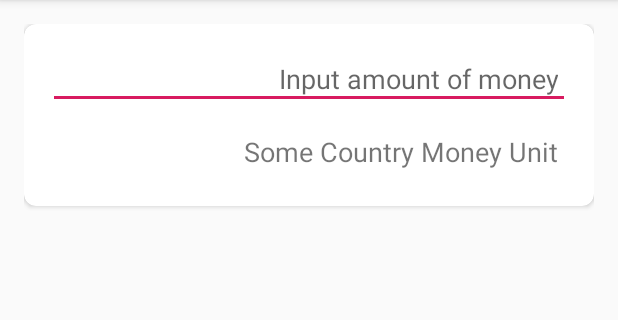
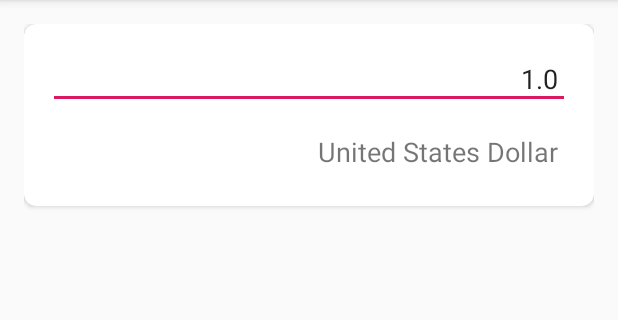
Before and after one commit to ilgulee/CurrencyConverter, an Android app: the screen it shows after launch (MainActivity), on a phone screen of 412 x 824 dp, the part 84-404 px from its top. Run offline under Robolectric (Android 15) with nearby library versions, the phone set to English and light mode, and no system bars; our stand-ins replace Room's generated code, data binding; libraries missing offline, so code that uses them is left out: com.jakewharton.retrofit2; 4 statements that could not run were skipped.

Commit message:
Completed project phase one with showing exchange rates list against one US dollar and switching source by click event

```diff
--- a/app/build.gradle
+++ b/app/build.gradle
@@ -66,4 +66,6 @@ dependencies {
 
     implementation "androidx.room:room-runtime:2.2.2"
     kapt "androidx.room:room-compiler:2.2.2"
+
+    kapt "com.android.databinding:compiler:3.1.4"
 }
--- a/app/src/main/java/ilgulee/com/currencyconverter/database/DatabaseEntities.kt
+++ b/app/src/main/java/ilgulee/com/currencyconverter/database/DatabaseEntities.kt
@@ -12,7 +12,7 @@ data class DatabaseCurrencyConversion(
     @ColumnInfo(name = "id")
     val symbol: String,
     val unit: String = "Any Country Money",
-    val exchangeRate: Double = -1.0
+    val exchangeRate: Double = 1.0
 )
 
 fun List<DatabaseCurrencyConversion>.asCurrencyListDomain(): List<Currency> {
--- a/app/src/main/java/ilgulee/com/currencyconverter/ui/screens/list/CurrencyAdapter.kt
+++ b/app/src/main/java/ilgulee/com/currencyconverter/ui/screens/list/CurrencyAdapter.kt
@@ -8,7 +8,7 @@ import androidx.recyclerview.widget.RecyclerView
 import ilgulee.com.currencyconverter.databinding.ListItemBinding
 import ilgulee.com.currencyconverter.domain.Currency
 
-class CurrencyAdapter(val currencyListener: CurrencyListener) :
+class CurrencyAdapter(private val currencyListener: CurrencyListener) :
     ListAdapter<Currency, CurrencyAdapter.ViewHolder>(CurrencyDiffUtilCallback()) {
     override fun onCreateViewHolder(parent: ViewGroup, viewType: Int): ViewHolder {
         return ViewHolder.from(parent)
--- a/app/src/main/java/ilgulee/com/currencyconverter/ui/screens/list/CurrencyFragment.kt
+++ b/app/src/main/java/ilgulee/com/currencyconverter/ui/screens/list/CurrencyFragment.kt
@@ -43,16 +43,17 @@ class CurrencyFragment : Fragment() {
         binding.lifecycleOwner = this
         val adapter = CurrencyAdapter(CurrencyListener {
             Toast.makeText(context, "Clicked ${it}", Toast.LENGTH_LONG).show()
+            viewModel.changeSourceByClick(it)
         })
         binding.recyclerView.adapter = adapter
         binding.recyclerView.setHasFixedSize(true)
         binding.recyclerView.layoutManager = LinearLayoutManager(context)
-        viewModel.currencyList.observe(viewLifecycleOwner, Observer {
+
+        viewModel.originalCurrencyList.observe(viewLifecycleOwner, Observer {
             it?.let {
                 adapter.submitList(it)
             }
         })
-
         return binding.root
     }
 
--- a/app/src/main/java/ilgulee/com/currencyconverter/ui/screens/list/CurrencyViewModel.kt
+++ b/app/src/main/java/ilgulee/com/currencyconverter/ui/screens/list/CurrencyViewModel.kt
@@ -2,25 +2,28 @@ package ilgulee.com.currencyconverter.ui.screens.list
 
 import android.app.Application
 import androidx.lifecycle.*
-import ilgulee.com.currencyconverter.app.CurrencyApplication
+import ilgulee.com.currencyconverter.domain.Currency
 import ilgulee.com.currencyconverter.repository.CurrencyRepository
 import kotlinx.coroutines.CoroutineScope
 import kotlinx.coroutines.Dispatchers
 import kotlinx.coroutines.Job
 import kotlinx.coroutines.launch
 
+
 class CurrencyViewModel(application: Application) : AndroidViewModel(application) {
+
     private val repository by lazy {
         CurrencyRepository()
     }
-    val currencyList = repository.currenciesList
 
-    private val remoteDataSource by lazy {
-        CurrencyApplication.getCurrencyApplication().currencyAppContainer.bindRemoteDataSource()
-    }
+    var originalCurrencyList = repository.currenciesList
 
-    private val _response = MutableLiveData<String>()
-    val response: LiveData<String> = _response
+    val input = MutableLiveData<String>()
+
+    private val defaultSource = Currency("USD", 1.0, "United States Dollar")
+
+    private val _source = MutableLiveData<Currency>()
+    val source: LiveData<Currency> = _source
 
     private var viewModelJob = Job()
     private val coroutineScope = CoroutineScope(
@@ -29,7 +32,10 @@ class CurrencyViewModel(application: Application) : AndroidViewModel(application
 
     init {
         refreshCurrencyList()
+        input.value = defaultSource.exchangeRate.toString()
+        _source.value = defaultSource
     }
+
 
     private fun refreshCurrencyList() {
         coroutineScope.launch {
@@ -42,6 +48,12 @@ class CurrencyViewModel(application: Application) : AndroidViewModel(application
         viewModelJob.cancel()
     }
 
+    fun changeSourceByClick(selectedCurrency: Currency) {
+        _source.value = selectedCurrency
+        input.value = selectedCurrency.exchangeRate.toString()
+    }
+
+
     class Factory(private val application: Application) : ViewModelProvider.Factory {
         override fun <T : ViewModel?> create(modelClass: Class<T>): T {
             if (modelClass.isAssignableFrom(CurrencyViewModel::class.java)) {
@@ -53,5 +65,15 @@ class CurrencyViewModel(application: Application) : AndroidViewModel(application
             throw IllegalArgumentException("Unable to construct viewModel")
         }
     }
+}
 
+
+fun List<Currency>.asCalculatedList(newRate: Double): List<Currency> {
+    return map {
+        Currency(
+            symbol = it.symbol,
+            exchangeRate = it.exchangeRate?.div(newRate),
+            unit = it.unit
+        )
+    }
 }
--- a/app/src/main/res/layout/currency_fragment.xml
+++ b/app/src/main/res/layout/currency_fragment.xml
@@ -48,16 +48,32 @@
                     android:importantForAutofill="no"
                     android:inputType="numberDecimal"
                     android:padding="@dimen/text_padding"
+                    android:text="@={viewModel.input}"
                     android:textAlignment="viewEnd" />
+
+                <LinearLayout
+                    android:layout_width="match_parent"
+                    android:layout_height="match_parent"
+                    android:orientation="horizontal">
+
+                    <Button
+                        android:id="@+id/button"
+                        android:layout_width="wrap_content"
+                        android:layout_height="wrap_content"
+                        android:text="Button"
+                        android:visibility="gone"
+                        tools:text="Calculate" />
 
                     <TextView
                         android:id="@+id/text_view_unit"
                         android:layout_width="match_parent"
                         android:layout_height="wrap_content"
                         android:padding="@dimen/text_padding"
-                    android:text="@string/unit_text"
+                        android:text="@{viewModel.source.unit}"
                         android:textAlignment="viewEnd"
                         android:textSize="18sp" />
+                </LinearLayout>
+
             </LinearLayout>
         </androidx.cardview.widget.CardView>
 
--- a/gradle.properties
+++ b/gradle.properties
@@ -22,7 +22,6 @@ kotlin.code.style=official
 android.databinding.incremental=true
 android.lifecycleProcessor.incremental=true
 com.squareup.moshi.kotlin.codegen.JsonClassCodegenProcessor=true
-room.incremental=true
-room.expandProjection=true
-room.RoomProcessor=true
+androidx.room.incremental=true
+androidx.room.expandProjection=true
 androidx.room.RoomProcessor=true
```
Lines whose indentation alone changed are shown as unchanged.
